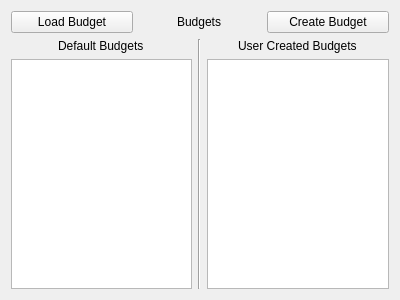
abutlerboudakian/future_wallet, file Application/Application/BudgetPage.ui: the form before one commit.
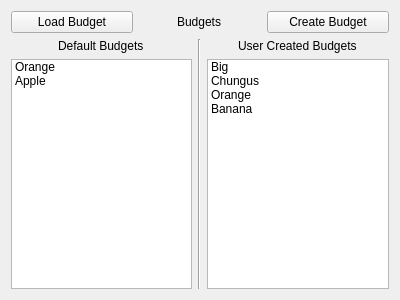
The form after the commit.

Commit message: Removed BaseView | BudgetData missing checkRep | Need to work on serializing

Diff of the .ui file:
```diff
--- a/Application/Application/BudgetPage.ui
+++ b/Application/Application/BudgetPage.ui
@@ -26,7 +26,18 @@
         </widget>
        </item>
        <item>
-        <widget class="QListWidget" name="Default"/>
+        <widget class="QListWidget" name="Default">
+         <item>
+          <property name="text">
+           <string>Orange</string>
+          </property>
+         </item>
+         <item>
+          <property name="text">
+           <string>Apple</string>
+          </property>
+         </item>
+        </widget>
        </item>
       </layout>
      </item>
@@ -47,7 +58,28 @@
         </widget>
        </item>
        <item>
-        <widget class="QListWidget" name="Custom"/>
+        <widget class="QListWidget" name="Custom">
+         <item>
+          <property name="text">
+           <string>Big</string>
+          </property>
+         </item>
+         <item>
+          <property name="text">
+           <string>Chungus</string>
+          </property>
+         </item>
+         <item>
+          <property name="text">
+           <string>Orange</string>
+          </property>
+         </item>
+         <item>
+          <property name="text">
+           <string>Banana</string>
+          </property>
+         </item>
+        </widget>
        </item>
       </layout>
      </item>
```
Left out of the diff: 2 changed lines with no effect on the pictures. The commit also changes 20 other files.
